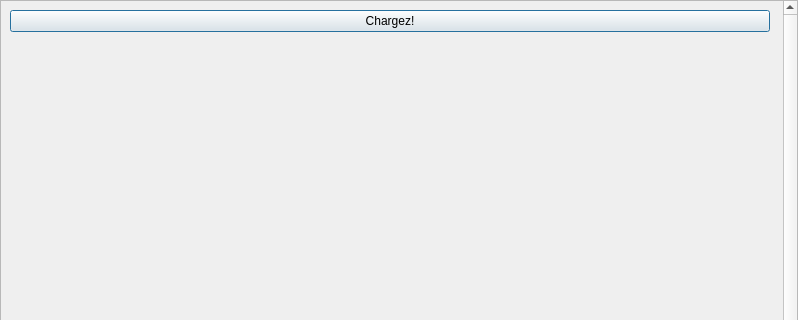
Above: fotochop/newForm.ui from namealreadytaken/fotochope before the change; both pictures show x 0 to 798 and y 0 to 320 of the 798 by 649 pixel window. Below: the same form after it.
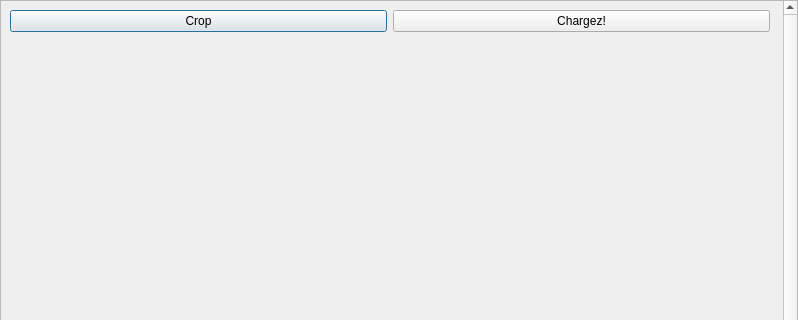
That is the form after the change.

Commit message: le crop marchouille(les crops successifs donnent des resultats etranges)

Patch:
```diff
--- a/fotochop/newForm.ui
+++ b/fotochop/newForm.ui
@@ -16,6 +16,9 @@
     <verstretch>0</verstretch>
    </sizepolicy>
   </property>
+  <property name="mouseTracking">
+   <bool>false</bool>
+  </property>
   <property name="windowTitle">
    <string>newForm</string>
   </property>
@@ -64,15 +67,22 @@
         <height>598</height>
        </size>
       </property>
-      <layout class="QVBoxLayout" name="verticalLayout">
-       <item>
+      <layout class="QGridLayout" name="gridLayout_2">
+       <item row="0" column="0">
+        <widget class="QPushButton" name="cropButton">
+         <property name="text">
+          <string>Crop</string>
+         </property>
+        </widget>
+       </item>
+       <item row="0" column="1">
         <widget class="QPushButton" name="pushButton">
          <property name="text">
           <string>Chargez!</string>
          </property>
         </widget>
        </item>
-       <item>
+       <item row="1" column="0" colspan="2">
         <widget class="QLabel" name="resultLabel">
          <property name="sizePolicy">
           <sizepolicy hsizetype="Expanding" vsizetype="Expanding">
```
The commit also changes 4 other files.
